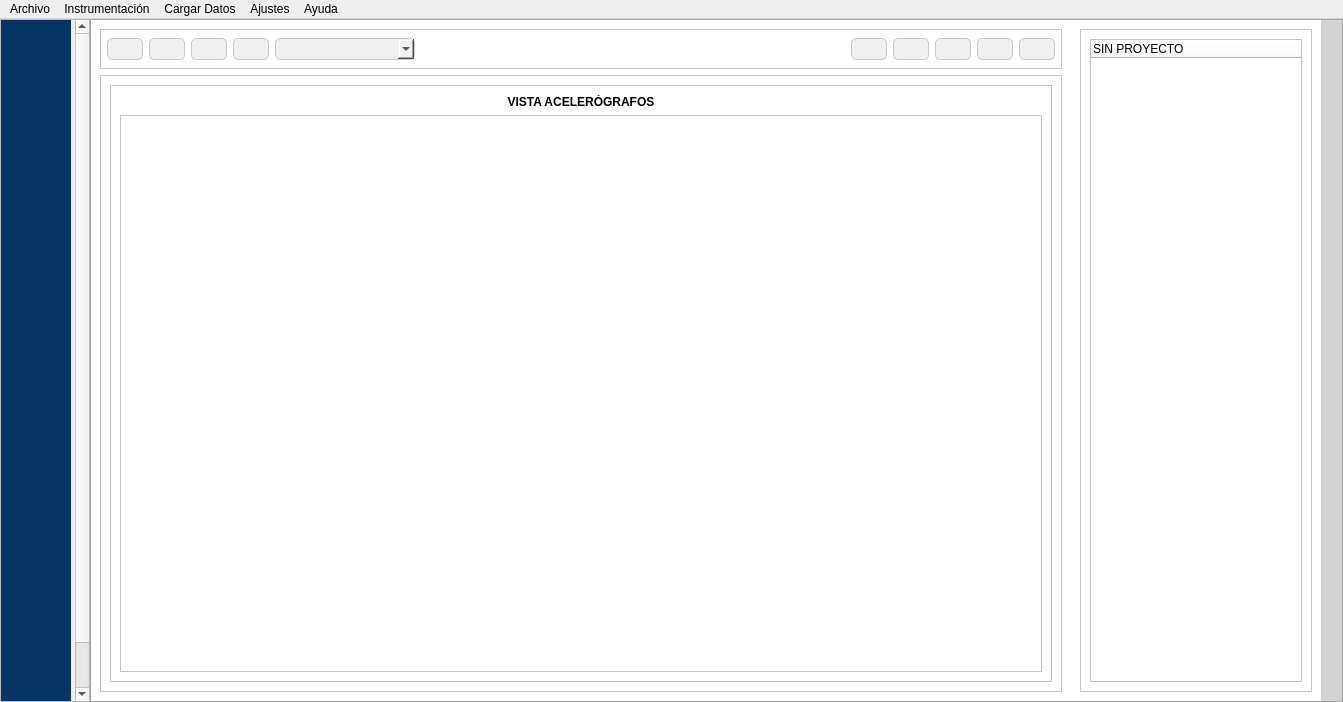
This is ui/principal.ui in ivanrv23/E-Monitoring-SqlServer as Qt 5 draws it before an edit. The edited form follows.
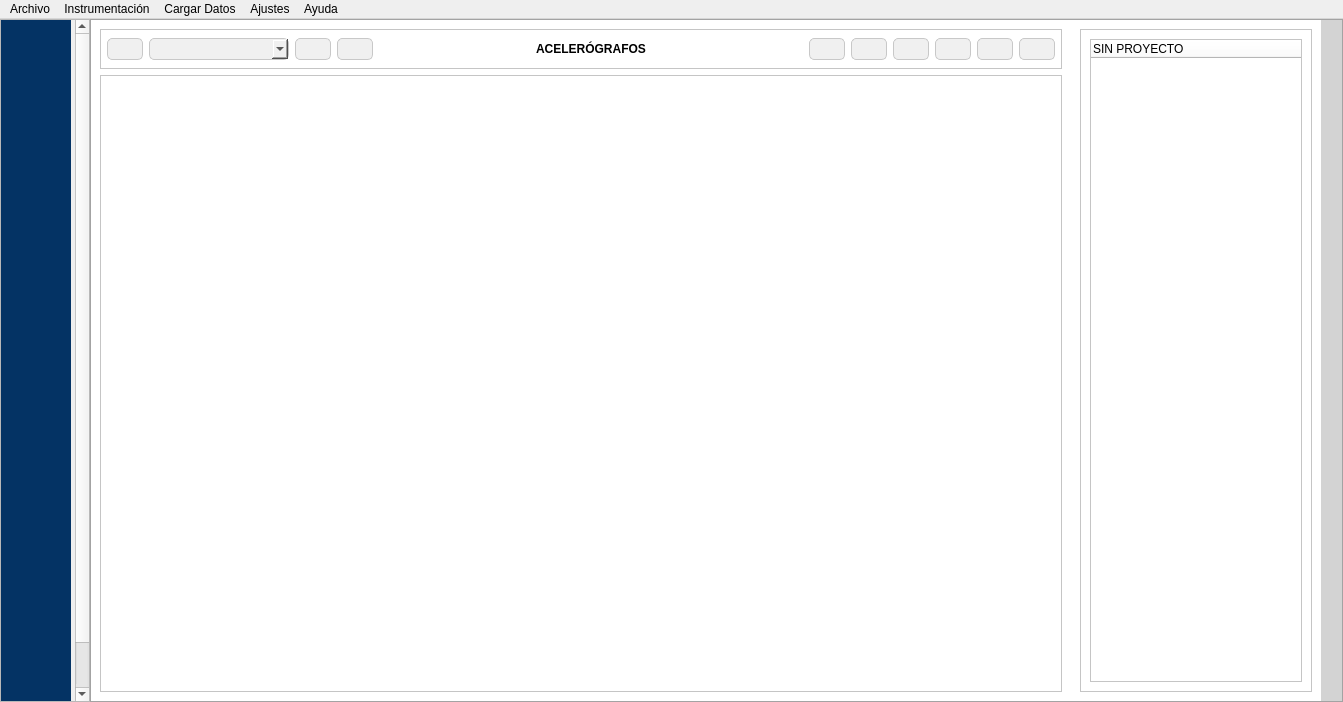
This is the edited form. The open tabs and pages were chosen to show the change.

Diff of the .ui file:
```diff
--- a/ui/principal.ui
+++ b/ui/principal.ui
@@ -3997,8 +3997,8 @@
                <rect>
                 <x>0</x>
                 <y>0</y>
-                <width>464</width>
-                <height>28</height>
+                <width>952</width>
+                <height>38</height>
                </rect>
               </property>
               <layout class="QHBoxLayout" name="horizontalLayout_14">
@@ -4024,6 +4024,16 @@
                  </property>
                 </widget>
                </item>
+               <item>
+                <widget class="QComboBox" name="cb_tipo_grafico_acelerografos">
+                 <property name="minimumSize">
+                  <size>
+                   <width>140</width>
+                   <height>0</height>
+                  </size>
+                 </property>
+                </widget>
+               </item>
                <item>
                 <widget class="QPushButton" name="btn_filtrarfechas_acelero">
                  <property name="toolTip">
@@ -4044,26 +4054,6 @@
                  </property>
                 </widget>
                </item>
-               <item>
-                <widget class="QPushButton" name="btn_voz_acelerografos">
-                 <property name="toolTip">
-                  <string>Asistente de Voz</string>
-                 </property>
-                 <property name="text">
-                  <string/>
-                 </property>
-                </widget>
-               </item>
-               <item>
-                <widget class="QComboBox" name="cb_tipo_grafico_acelerografos">
-                 <property name="minimumSize">
-                  <size>
-                   <width>140</width>
-                   <height>0</height>
-                  </size>
-                 </property>
-                </widget>
-               </item>
                <item>
                 <spacer name="horizontalSpacer_11">
                  <property name="orientation">
@@ -4077,6 +4067,35 @@
                  </property>
                 </spacer>
                </item>
+               <item>
+                <widget class="QLabel" name="label_10">
+                 <property name="font">
+                  <font>
+                   <weight>75</weight>
+                   <bold>true</bold>
+                  </font>
+                 </property>
+                 <property name="text">
+                  <string>ACELERÓGRAFOS</string>
+                 </property>
+                 <property name="alignment">
+                  <set>Qt::AlignCenter</set>
+                 </property>
+                </widget>
+               </item>
+               <item>
+                <spacer name="horizontalSpacer_28">
+                 <property name="orientation">
+                  <enum>Qt::Horizontal</enum>
+                 </property>
+                 <property name="sizeHint" stdset="0">
+                  <size>
+                   <width>40</width>
+                   <height>20</height>
+                  </size>
+                 </property>
+                </spacer>
+               </item>
                <item>
                 <widget class="QPushButton" name="btn_generar_csv">
                  <property name="toolTip">
@@ -4124,6 +4143,16 @@
                  </property>
                 </widget>
                </item>
+               <item>
+                <widget class="QPushButton" name="btn_voz_acelerografos">
+                 <property name="toolTip">
+                  <string>Asistente de Voz</string>
+                 </property>
+                 <property name="text">
+                  <string/>
+                 </property>
+                </widget>
+               </item>
               </layout>
              </widget>
             </widget>
@@ -4133,74 +4162,15 @@
              <property name="widgetResizable">
               <bool>true</bool>
              </property>
-             <widget class="QWidget" name="scrollAreaWidgetContents_15">
-              <property name="geometry">
-               <rect>
-                <x>0</x>
-                <y>0</y>
-                <width>712</width>
-                <height>567</height>
-               </rect>
-              </property>
-              <layout class="QVBoxLayout" name="verticalLayout_35">
-               <item>
-                <widget class="QFrame" name="frame_5">
-                 <property name="frameShape">
-                  <enum>QFrame::StyledPanel</enum>
-                 </property>
-                 <property name="frameShadow">
-                  <enum>QFrame::Raised</enum>
-                 </property>
-                 <layout class="QVBoxLayout" name="verticalLayout_36">
-                  <item>
-                   <widget class="QLabel" name="label_10">
-                    <property name="font">
-                     <font>
-                      <weight>75</weight>
-                      <bold>true</bold>
-                     </font>
-                    </property>
-                    <property name="text">
-                     <string>VISTA ACELERÓGRAFOS</string>
-                    </property>
-                    <property name="alignment">
-                     <set>Qt::AlignCenter</set>
-                    </property>
-                   </widget>
-                  </item>
-                  <item>
-                   <widget class="QScrollArea" name="scrollArea_36">
-                    <property name="sizePolicy">
-                     <sizepolicy hsizetype="Expanding" vsizetype="Expanding">
-                      <horstretch>0</horstretch>
-                      <verstretch>0</verstretch>
-                     </sizepolicy>
-                    </property>
-                    <property name="minimumSize">
-                     <size>
-                      <width>674</width>
-                      <height>510</height>
-                     </size>
-                    </property>
-                    <property name="widgetResizable">
-                     <bool>true</bool>
-                    </property>
                     <widget class="QWidget" name="widget_acelerografos">
                      <property name="geometry">
                       <rect>
                        <x>0</x>
                        <y>0</y>
-                       <width>672</width>
-                       <height>508</height>
-                      </rect>
-                     </property>
-                    </widget>
-                   </widget>
-                  </item>
-                 </layout>
-                </widget>
-               </item>
-              </layout>
+                <width>952</width>
+                <height>613</height>
+               </rect>
+              </property>
              </widget>
             </widget>
            </item>
```
Left out of the diff: 602 changed lines with no effect on the pictures. Lines whose indentation alone changed are shown as unchanged.
